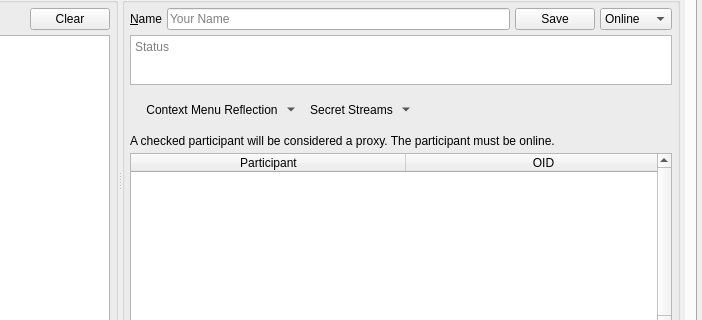
The window that branches/trunk/UI/spot-on-controlcenter.ui (textbrowser/spot-on) describes before a commit, drawn with Qt 5; both pictures show x 148 to 850 and y 82 to 402 of the 850 by 700 pixel window.
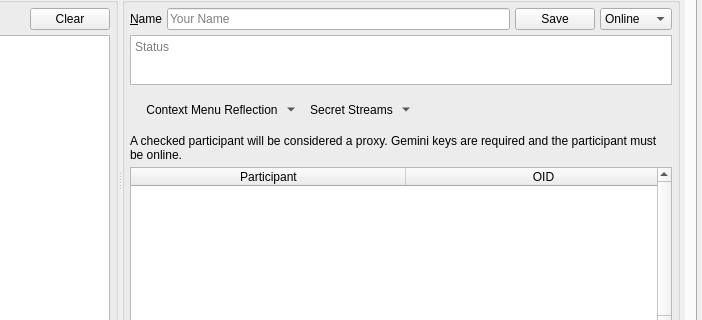
The same window after the commit. The open tabs and pages were chosen to show the change. Icons and pictures are not drawn. Custom widgets are drawn as their Qt base class.

The edit to the form file:
```diff
--- a/branches/trunk/UI/spot-on-controlcenter.ui
+++ b/branches/trunk/UI/spot-on-controlcenter.ui
@@ -792,7 +792,7 @@
                      <item>
                       <widget class="QLabel" name="label_123">
                        <property name="text">
-                        <string>A checked participant will be considered a proxy. The participant must be online.</string>
+                        <string>A checked participant will be considered a proxy. Gemini keys are required and the participant must be online.</string>
                        </property>
                        <property name="wordWrap">
                         <bool>true</bool>
```
Left out of the diff: 2 changed lines with no effect on the pictures.
